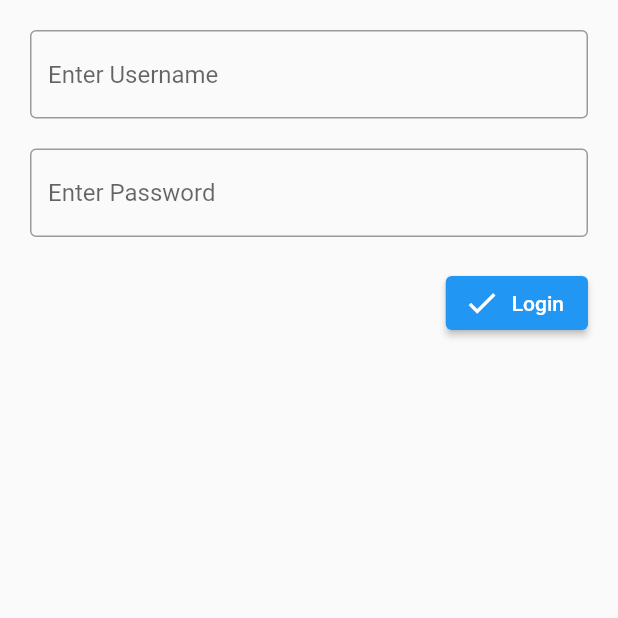
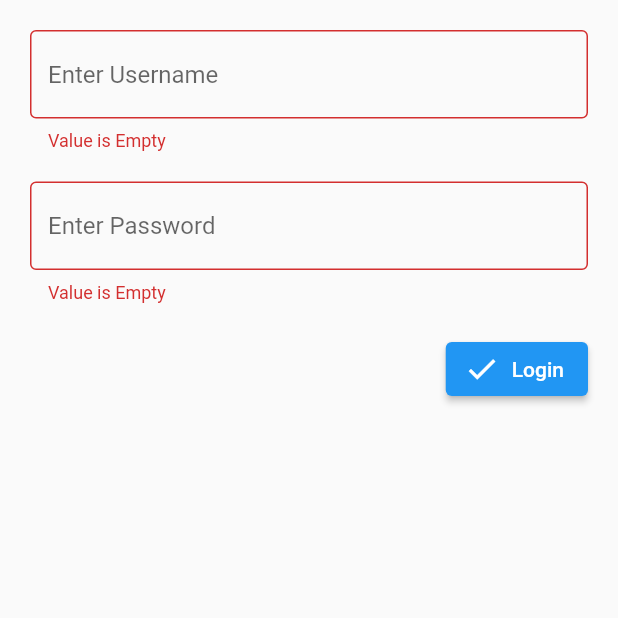
Before and after one commit to rashida-mahroof/flutter-login-form, a Flutter app: the screen it shows after launch, after a tap on "Login", on a phone screen of 412 x 824 dp, the top half of it. Run offline on Flutter 3.47's test engine with Material 2 defaults, Android fonts, the phone set to English and light mode, and no system bars; missing offline and left inert: dart:html; network calls fail.

Commit message:
second commit

```diff
--- a/lib/login.dart
+++ b/lib/login.dart
@@ -2,6 +2,7 @@ import 'dart:html';
 
 import 'package:flutter/cupertino.dart';
 import 'package:flutter/material.dart';
+import 'package:flutter_application_2/home.dart';
 
 class ScreenLogin extends StatefulWidget {
    ScreenLogin
@@ -16,6 +17,8 @@ final _usernameController = TextEditingController();
 
 final _passwordController = TextEditingController();
 
+final _formKey  = GlobalKey<FormState>();
+
 bool _isDataMatched = true;
 
   @override
@@ -24,27 +27,56 @@ bool _isDataMatched = true;
       body: SafeArea(
         child: Padding(
           padding: const EdgeInsets.all(20),
+          child: Form(
+            key: _formKey,
             child: Column(
               crossAxisAlignment:  CrossAxisAlignment.end,
               children: [
-              TextField(
+                TextFormField(
                   controller: _usernameController,
                   decoration: const InputDecoration(
                     border: OutlineInputBorder(),
                     hintText: 'Enter Username',
                   ),
-
+                  validator: (value){
+                    // if (_isDataMatched)
+                    // {
+                    //   return null;
+                    // }
+                    // else{
+                    //   return 'error';
+                    // }
+                    if(value == null || value.isEmpty){
+                      return 'Value is Empty';
+                    }else{
+                      return null;
+                    }
+                  },
                 ),
                 const SizedBox(
                   height: 20,
                 ),
-              TextField(
+                TextFormField(
                   controller: _passwordController,
                   obscureText: true,
                   decoration: const InputDecoration(
                     border: OutlineInputBorder(),
                     hintText: 'Enter Password',
                   ),
+                  validator: (value){
+                    // if (_isDataMatched)
+                    // {
+                    //   return null;
+                    // }
+                    // else{
+                    //   return 'error';
+                    // }
+                     if(value == null || value.isEmpty){
+                      return 'Value is Empty';
+                    }else{
+                      return null;
+                    }
+                  },
                 ),
                 const SizedBox(
                   height: 20,
@@ -57,13 +89,21 @@ bool _isDataMatched = true;
                       visible:!_isDataMatched,
                       child: const Text('username or password does not match',style: TextStyle(color: Colors.red),)),
                     ElevatedButton.icon(onPressed: (){
+                     if(_formKey.currentState!.validate())
+                     {
                        checkLogin(context);
+                     }else{
+                       print('Data is empty');
+                     }
+
+                      //checkLogin(context);
                     },
                     icon: const Icon(Icons.check),
                     label: const Text('Login')),
                   ],
                 )
               ],
+            ),
           ),
         ),
       )
@@ -74,8 +114,12 @@ bool _isDataMatched = true;
     final _username = _usernameController.text;
     final _password = _passwordController.text;
     if(_username == _password){
+      print('username  and password matched');
       //goto home
+      Navigator.of(ctx).pushReplacement(MaterialPageRoute(builder: (ctx1)=>screenHome()));
     }else{
+      print('Username and password does not match');
+
       //snackbar
       final _errormsg = 'Username and pasword does not match';
       ScaffoldMessenger.of(ctx).showSnackBar(
--- a/lib/splash.dart
+++ b/lib/splash.dart
@@ -26,6 +26,7 @@ class _SplashState extends State<Splash> {
   @override
   Widget build(BuildContext context) {
     return Scaffold(
+      backgroundColor: Colors.red[600],
       body:
        Center(child: Image.network('https://media-exp1.licdn.com/dms/image/C560BAQF43WOeqGiCrA/company-logo_200_200/0/1607696679447?e=2159024400&v=beta&t=LpZqdS18oLMoZpc1TWFpRVtBkLVsDdCtF7oQlagYZ_M'),
       ),
@@ -38,7 +39,7 @@ class _SplashState extends State<Splash> {
   }
   Future<void> gotoLogin() async{
     await Future.delayed(Duration(seconds: 3));
-    Navigator.of(context).push(MaterialPageRoute(builder: (ctx){
+    Navigator.of(context).pushReplacement(MaterialPageRoute(builder: (ctx){
       return ScreenLogin();
         }
       ),
```
Also changed, not shown: lib/home.dart (added, +57 -0 lines). Lines whose indentation alone changed are shown as unchanged.
